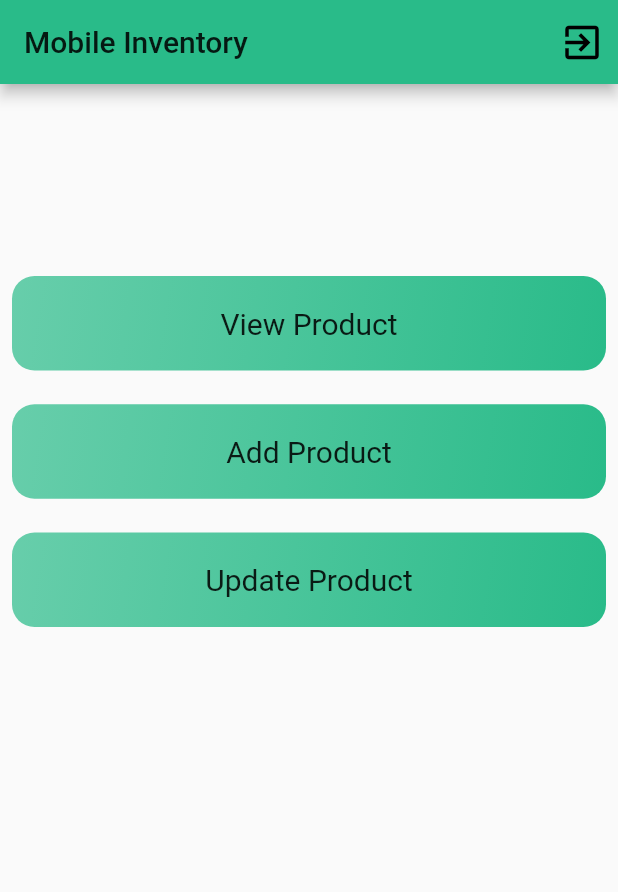
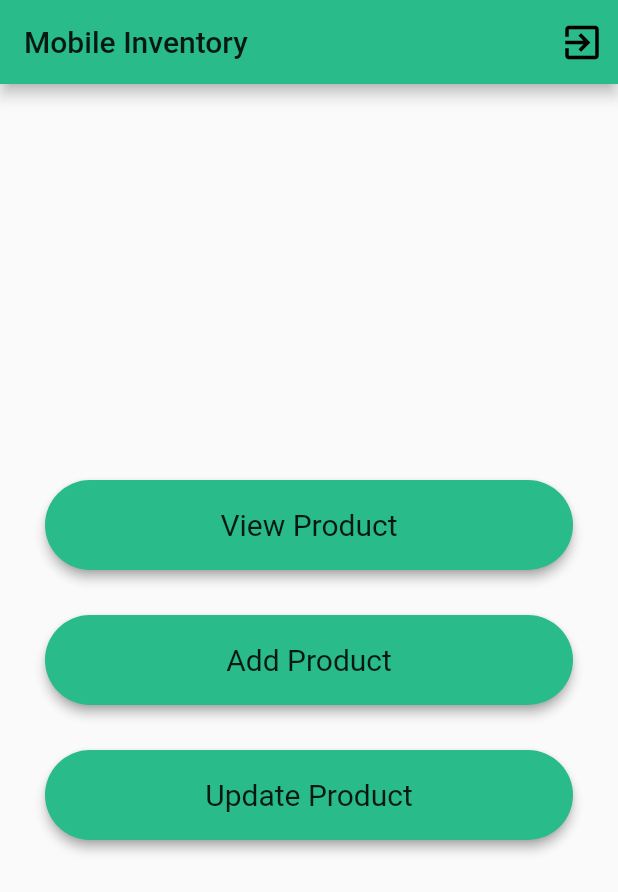
Before and after one commit to laevad/laevad-mw, a Flutter app: the screen it shows after launch, on a phone screen of 412 x 824 dp. Shown: the top 892 px of the screen. Run offline on Flutter 3.47's test engine with Material 2 defaults, Android fonts, the phone set to English and light mode, and no system bars; our stand-ins replace hexcolor.

Commit message:
styling the homepage or the dashboard

```diff
--- a/lib/provider/auth.dart
+++ b/lib/provider/auth.dart
@@ -5,11 +5,17 @@ class Auth with ChangeNotifier {
   String pass = 'admin';
   bool loginGranted = true;
 
-  Future<void> login(String email, String pass) async {
+  void login(String email, String pass) async {
     if (this.email == email && this.pass == pass) {
       await Future.delayed(Duration(milliseconds: 500));
       loginGranted = true;
     }
     notifyListeners();
   }
+
+  void logout() async {
+    await Future.delayed(Duration(milliseconds: 500));
+    loginGranted = false;
+    notifyListeners();
+  }
 }
--- a/lib/screens/homepage_screen.dart
+++ b/lib/screens/homepage_screen.dart
@@ -1,9 +1,12 @@
 import 'package:flutter/material.dart';
 import '../widgets/dashboard.dart';
+import '../provider/auth.dart';
+import 'package:provider/provider.dart';
 
 class HomepageScreen extends StatelessWidget {
   @override
   Widget build(BuildContext context) {
+    var authData = Provider.of<Auth>(context);
     return Scaffold(
       appBar: AppBar(
         actions: [
@@ -13,7 +16,7 @@ class HomepageScreen extends StatelessWidget {
               size: 30,
             ),
             onPressed: () {
-              Navigator.of(context).pushReplacementNamed('/');
+              authData.logout();
             },
           ),
         ],
--- a/lib/screens/login_screen.dart
+++ b/lib/screens/login_screen.dart
@@ -10,12 +10,10 @@ class LoginScreen extends StatelessWidget {
       // resizeToAvoidBottomInset: false,
       body: Stack(
         children: <Widget>[
-          SingleChildScrollView(
-            child: Container(
-              height: deviceSize.height,
-              width: deviceSize.width,
-              child: LoginWidget(),
-            ),
+          Container(
+            height: deviceSize.height,
+            width: deviceSize.width,
+            child: LoginWidget(),
           ),
         ],
       ),
--- a/lib/widgets/dashboard.dart
+++ b/lib/widgets/dashboard.dart
@@ -1,81 +1,88 @@
 import 'package:flutter/material.dart';
+import 'package:hexcolor/hexcolor.dart';
 
 class DashBoard extends StatelessWidget {
   @override
   Widget build(BuildContext context) {
     return Container(
-      margin: EdgeInsets.symmetric(vertical: 120),
-      height: 250,
+      margin: EdgeInsets.symmetric(horizontal: 30),
       child: Column(
-        crossAxisAlignment: CrossAxisAlignment.stretch,
-        mainAxisAlignment: MainAxisAlignment.spaceBetween,
+        crossAxisAlignment: CrossAxisAlignment.center,
+        mainAxisAlignment: MainAxisAlignment.center,
         children: [
-          TextButton(
-            onPressed: () {},
-            child: Container(
-              width: double.infinity,
-              padding: EdgeInsets.fromLTRB(0, 20, 0, 20),
+          SizedBox(
+            width: double.infinity,
+            height: 60,
+            child: ElevatedButton(
+              onPressed: () {},
+              style: ButtonStyle(
+                backgroundColor: MaterialStateProperty.all(
+                  HexColor('29bb89'),
+                ), //Background Color
+                elevation: MaterialStateProperty.all(3), //Defines Elevation
+                shadowColor: MaterialStateProperty.all(
+                    Colors.grey), //Defines shadowColor
+                shape: MaterialStateProperty.all(
+                  RoundedRectangleBorder(
+                    borderRadius: BorderRadius.circular(30.0),
+                  ),
+                ),
+              ),
               child: Text(
                 'View Product',
                 style: Theme.of(context).textTheme.bodyText2,
                 textAlign: TextAlign.center,
               ),
-              decoration: BoxDecoration(
-                gradient: LinearGradient(
-                  colors: [
-                    Theme.of(context).primaryColor.withOpacity(0.7),
-                    Theme.of(context).primaryColor,
-                  ],
-                  begin: Alignment.topLeft,
-                  end: Alignment.bottomRight,
-                ),
-                borderRadius: BorderRadius.circular(15),
-              ),
             ),
           ),
-          TextButton(
-            onPressed: () {},
-            child: Container(
-              width: double.infinity,
-              padding: EdgeInsets.fromLTRB(0, 20, 0, 20),
+          SizedBox(
+            height: 30,
+          ),
+          SizedBox(
+            width: double.infinity,
+            height: 60,
+            child: ElevatedButton(
+              onPressed: () {},
+              style: ButtonStyle(
+                backgroundColor: MaterialStateProperty.all(
+                  HexColor('29bb89'),
+                ), //Background Color
+                elevation: MaterialStateProperty.all(3), //Defines Elevation
+                shadowColor: MaterialStateProperty.all(Colors.grey),
+                shape: MaterialStateProperty.all(
+                  RoundedRectangleBorder(
+                    borderRadius: BorderRadius.circular(30.0),
+                  ),
+                ), //Defines shadowColor
+              ),
               child: Text(
                 'Add Product',
                 style: Theme.of(context).textTheme.bodyText2,
                 textAlign: TextAlign.center,
               ),
-              decoration: BoxDecoration(
-                gradient: LinearGradient(
-                  colors: [
-                    Theme.of(context).primaryColor.withOpacity(0.7),
-                    Theme.of(context).primaryColor,
-                  ],
-                  begin: Alignment.topLeft,
-                  end: Alignment.bottomRight,
-                ),
-                borderRadius: BorderRadius.circular(15),
-              ),
             ),
           ),
-          TextButton(
-            onPressed: () {},
-            child: Container(
-              width: double.infinity,
-              padding: EdgeInsets.fromLTRB(0, 20, 0, 20),
+          SizedBox(height: 30),
+          SizedBox(
+            width: double.infinity,
+            height: 60,
+            child: ElevatedButton(
+              onPressed: () {},
+              style: ButtonStyle(
+                backgroundColor: MaterialStateProperty.all(
+                    HexColor('29bb89')), //Background Color
+                elevation: MaterialStateProperty.all(3), //Defines Elevation
+                shadowColor: MaterialStateProperty.all(Colors.grey),
+                shape: MaterialStateProperty.all(
+                  RoundedRectangleBorder(
+                    borderRadius: BorderRadius.circular(30.0),
+                  ),
+                ), //Defines shadowColor
+              ),
               child: Text(
                 'Update Product',
                 style: Theme.of(context).textTheme.bodyText2,
                 textAlign: TextAlign.center,
-              ),
-              decoration: BoxDecoration(
-                gradient: LinearGradient(
-                  colors: [
-                    Theme.of(context).primaryColor.withOpacity(0.7),
-                    Theme.of(context).primaryColor,
-                  ],
-                  begin: Alignment.topLeft,
-                  end: Alignment.bottomRight,
-                ),
-                borderRadius: BorderRadius.circular(15),
               ),
             ),
           ),
--- a/lib/widgets/login_widget.dart
+++ b/lib/widgets/login_widget.dart
@@ -9,6 +9,7 @@ class LoginWidget extends StatefulWidget {
 }
 
 class _LoginWidgetState extends State<LoginWidget> {
+  final GlobalKey<FormState> _formKey = GlobalKey<FormState>();
   final usernameController = TextEditingController();
   final passwordController = TextEditingController();
 
@@ -22,7 +23,9 @@ class _LoginWidgetState extends State<LoginWidget> {
   @override
   Widget build(BuildContext context) {
     var authData = Provider.of<Auth>(context, listen: false);
-    return Column(
+    return Form(
+      key: _formKey,
+      child: Column(
         crossAxisAlignment: CrossAxisAlignment.center,
         mainAxisAlignment: MainAxisAlignment.center,
         children: [
@@ -67,7 +70,8 @@ class _LoginWidgetState extends State<LoginWidget> {
                     hintText: "admin",
                     labelText: 'Username',
                     labelStyle: TextStyle(color: Color(0xFFB3B1B1)),
-                  hintStyle: TextStyle(fontSize: 16, color: Color(0xFFB3B1B1)),
+                    hintStyle:
+                        TextStyle(fontSize: 16, color: Color(0xFFB3B1B1)),
                   ),
                 ),
                 SizedBox(height: 20),
@@ -90,7 +94,8 @@ class _LoginWidgetState extends State<LoginWidget> {
                     hintText: "admin123",
                     labelText: 'Password',
                     labelStyle: TextStyle(color: Color(0xFFB3B1B1)),
-                  hintStyle: TextStyle(fontSize: 16, color: Color(0xFFB3B1B1)),
+                    hintStyle:
+                        TextStyle(fontSize: 16, color: Color(0xFFB3B1B1)),
                   ),
                 ),
                 SizedBox(height: 25),
@@ -100,7 +105,8 @@ class _LoginWidgetState extends State<LoginWidget> {
                     style: ButtonStyle(
                       backgroundColor: MaterialStateProperty.all(
                           HexColor('29bb89')), //Background Color
-                    elevation: MaterialStateProperty.all(3), //Defines Elevation
+                      elevation:
+                          MaterialStateProperty.all(3), //Defines Elevation
                       shadowColor: MaterialStateProperty.all(
                           Colors.grey), //Defines shadowColor
                     ),
@@ -120,6 +126,7 @@ class _LoginWidgetState extends State<LoginWidget> {
             ),
           ),
         ],
+      ),
     );
   }
 }
```
Lines whose indentation alone changed are shown as unchanged.
